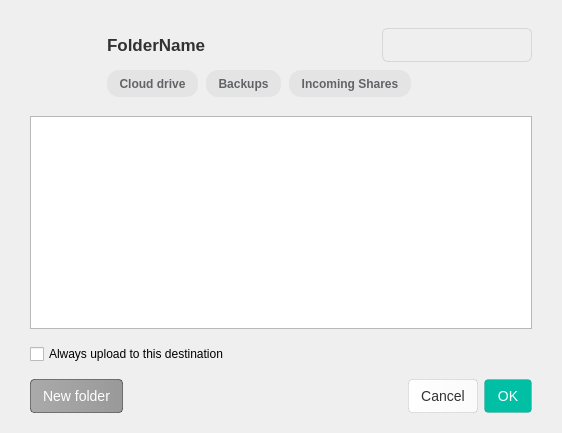
meganz/MEGAsync, file src/MEGASync/gui/node_selector/gui/macx/NodeSelectorTreeViewWidget.ui: the form before one commit.
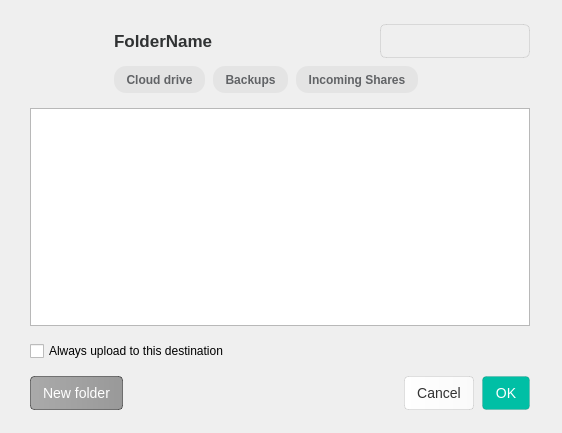
The form after the commit. Icons and pictures are not drawn. Custom widgets are drawn as their Qt base class.

Commit message: treeview button and search box widget alignments for macos

Patch:
```diff
--- a/src/MEGASync/gui/node_selector/gui/macx/NodeSelectorTreeViewWidget.ui
+++ b/src/MEGASync/gui/node_selector/gui/macx/NodeSelectorTreeViewWidget.ui
@@ -30,19 +30,19 @@
     <number>20</number>
    </property>
    <property name="rightMargin">
-    <number>30</number>
+    <number>32</number>
    </property>
    <property name="bottomMargin">
-    <number>20</number>
+    <number>23</number>
    </property>
    <item>
     <layout class="QGridLayout" name="gridLayout">
      <property name="topMargin">
-      <number>8</number>
-     </property>
-     <property name="bottomMargin">
       <number>4</number>
      </property>
+     <property name="bottomMargin">
+      <number>0</number>
+     </property>
      <property name="horizontalSpacing">
       <number>2</number>
      </property>
@@ -456,6 +456,22 @@
        </layout>
       </widget>
      </item>
+     <item row="1" column="2">
+      <spacer name="verticalSpacer_4">
+       <property name="orientation">
+        <enum>Qt::Vertical</enum>
+       </property>
+       <property name="sizeType">
+        <enum>QSizePolicy::Fixed</enum>
+       </property>
+       <property name="sizeHint" stdset="0">
+        <size>
+         <width>20</width>
+         <height>9</height>
+        </size>
+       </property>
+      </spacer>
+     </item>
     </layout>
    </item>
    <item>
@@ -769,11 +785,18 @@
     </widget>
    </item>
    <item>
-    <widget class="QCheckBox" name="cbAlwaysUploadToLocation">
-     <property name="text">
-      <string>Always upload to this destination</string>
+    <layout class="QHBoxLayout" name="horizontalLayout_3">
+     <property name="topMargin">
+      <number>0</number>
      </property>
-    </widget>
+     <item>
+      <widget class="QCheckBox" name="cbAlwaysUploadToLocation">
+       <property name="text">
+        <string>Always upload to this destination</string>
+       </property>
+      </widget>
+     </item>
+    </layout>
    </item>
    <item>
     <widget class="QWidget" name="bLayout" native="true">
@@ -795,6 +818,9 @@
 }</string>
      </property>
      <layout class="QHBoxLayout" name="horizontalLayout">
+      <property name="spacing">
+       <number>8</number>
+      </property>
       <property name="leftMargin">
        <number>0</number>
       </property>
```
